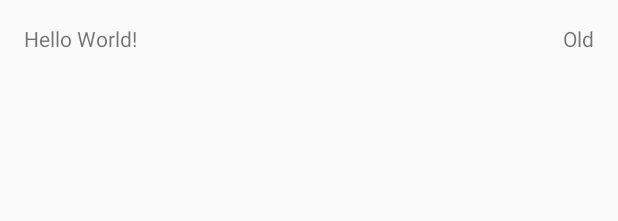
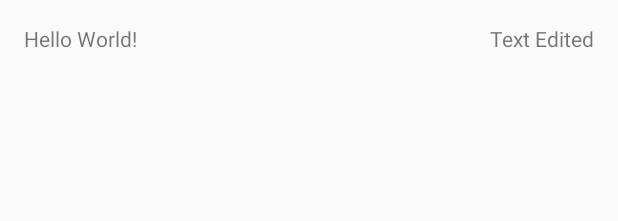
Before and after one commit to ViralBans/HelloWorld, an Android app: the layout activity_main.xml on its own in the app's theme, with its tools: preview values and no code run, on a phone screen of 412 x 824 dp. Shown: the top 221 px of the screen. Run offline under Robolectric (Android 15) with nearby library versions, the phone set to English and light mode, and no system bars.

Commit message:
Change values of textview

```diff
--- a/app/src/main/res/layout/activity_main.xml
+++ b/app/src/main/res/layout/activity_main.xml
@@ -1,5 +1,6 @@
 <?xml version="1.0" encoding="utf-8"?>
-<RelativeLayout xmlns:android="http://schemas.android.com/apk/res/android"
+<RelativeLayout
+    xmlns:android="http://schemas.android.com/apk/res/android"
     xmlns:tools="http://schemas.android.com/tools"
     android:layout_width="match_parent"
     android:layout_height="match_parent"
@@ -15,7 +16,7 @@
         android:text="Hello World!" />
 
     <TextView
-        android:text="@string/new_string"
+        android:text="@string/test_string"
         android:layout_alignParentRight="true"
         android:layout_width="wrap_content"
         android:layout_height="wrap_content" />
--- a/app/src/main/res/values/strings.xml
+++ b/app/src/main/res/values/strings.xml
@@ -1,4 +1,4 @@
 <resources>
     <string name="app_name">HelloWorld</string>
-    <string name="new_string">Old</string>
+    <string name="test_string">Text Edited</string>
 </resources>
--- a/build.gradle
+++ b/build.gradle
@@ -5,7 +5,7 @@ buildscript {
         jcenter()
     }
     dependencies {
-        classpath 'com.android.tools.build:gradle:2.0.0'
+        classpath 'com.android.tools.build:gradle:2.1.0'
 
         // NOTE: Do not place your application dependencies here; they belong
         // in the individual module build.gradle files
```
